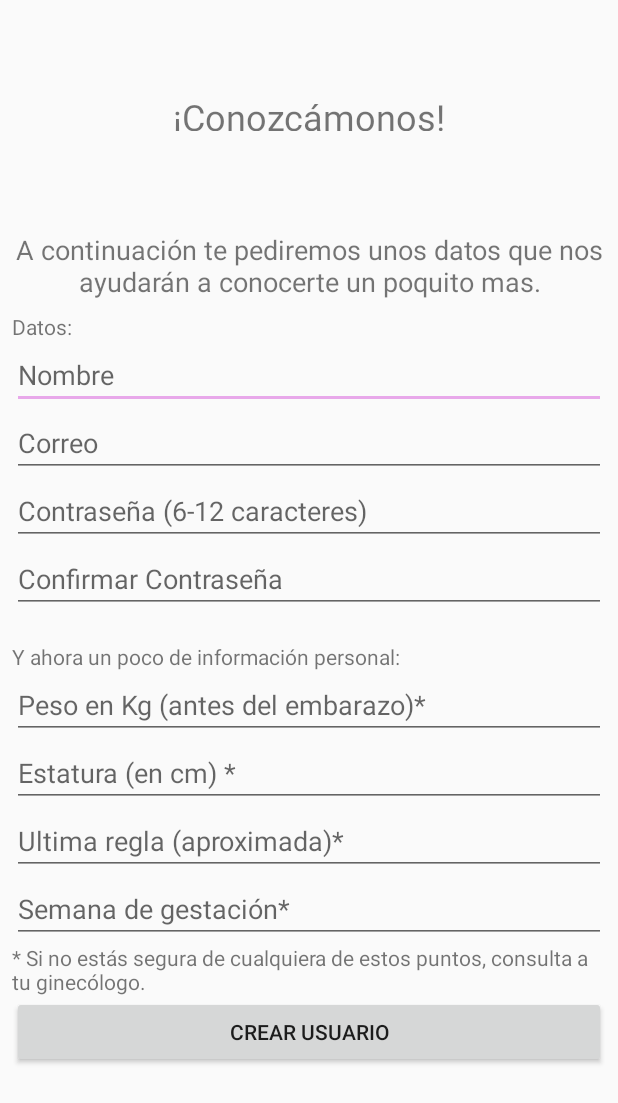
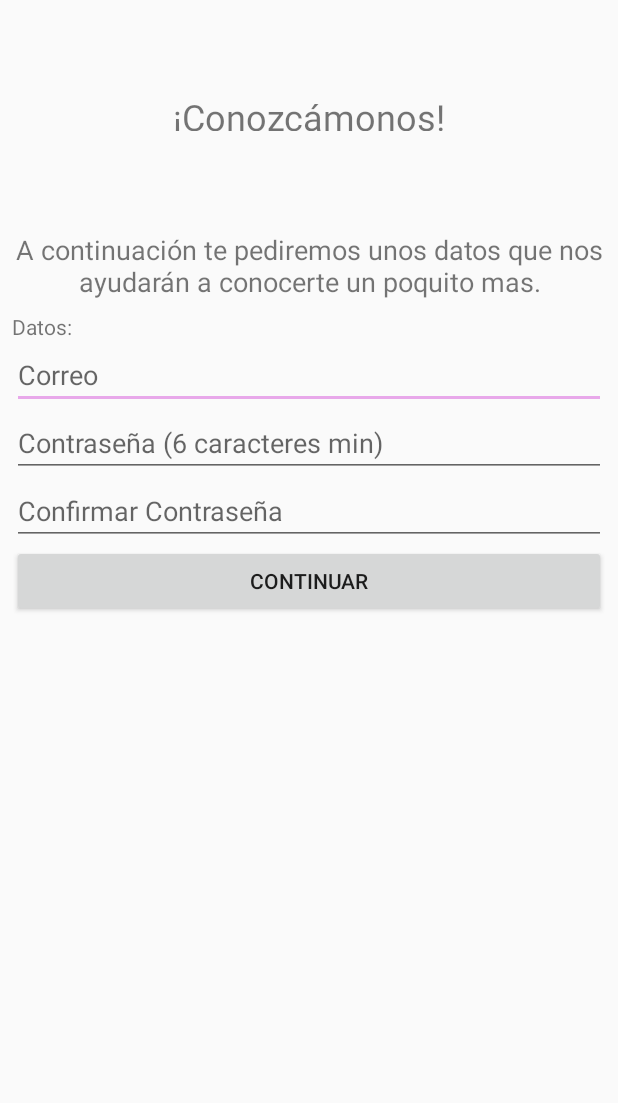
Before and after one commit to chiqeen03/Prototipo1AppEmbarazo, an Android app: the DatosActivity screen opened directly, with no data from a screen before it, on a phone screen of 412 x 824 dp. Shown: the top 1103 px of the screen. Run offline under Robolectric (Android 15) with nearby library versions, the phone set to English and light mode, and no system bars; our stand-ins replace Firebase (no records; nobody signed in at launch, a user with empty details on screens opened directly).

Commit message:
Se dividió la toma de datos en dos vistas diferentes y se agregó a la base de datos el user ID y el correo

```diff
--- a/app/src/main/AndroidManifest.xml
+++ b/app/src/main/AndroidManifest.xml
@@ -14,7 +14,6 @@
             android:roundIcon="@mipmap/ic_launcher_round"
             android:supportsRtl="true"
             android:theme="@style/AppTheme">
-
         <activity android:name=".StartActivities.SplashActivity">
             <intent-filter>
                 <action android:name="android.intent.action.MAIN"/>
@@ -31,6 +30,8 @@
                 android:label="@string/title_activity_main_tabs"
                 android:theme="@style/AppTheme.NoActionBar">
         </activity>
+        <activity android:name=".Datos2Activity">
+        </activity>
     </application>
 
 </manifest>
--- a/app/src/main/res/layout/activity_datos.xml
+++ b/app/src/main/res/layout/activity_datos.xml
@@ -30,27 +30,18 @@
             android:layout_marginBottom="8dp"
             app:layout_constraintBottom_toBottomOf="parent" app:layout_constraintVertical_bias="0.192"
             android:textSize="18sp" app:layout_constraintHorizontal_bias="0.0"/>
-    <ScrollView
-            android:layout_width="0dp"
+    <LinearLayout android:layout_width="match_parent"
                   android:layout_height="0dp"
-            app:layout_constraintStart_toStartOf="parent"
-            android:layout_marginStart="8dp" app:layout_constraintEnd_toEndOf="parent" android:layout_marginEnd="8dp"
-            android:layout_marginBottom="8dp" app:layout_constraintBottom_toBottomOf="parent"
-            app:layout_constraintHorizontal_bias="1.0" android:layout_marginTop="8dp"
+                  android:orientation="vertical"
+                  android:layout_marginBottom="8dp"
+                  app:layout_constraintBottom_toBottomOf="parent" app:layout_constraintEnd_toEndOf="parent"
+                  android:layout_marginEnd="8dp" app:layout_constraintStart_toStartOf="parent"
+                  android:layout_marginStart="8dp" android:layout_marginTop="8dp"
                   app:layout_constraintTop_toBottomOf="@+id/descripcionTexto">
-
-        <LinearLayout android:layout_width="match_parent" android:layout_height="wrap_content"
-                      android:orientation="vertical">
         <TextView
                 android:text="Datos:"
                 android:layout_width="match_parent"
                 android:layout_height="wrap_content" android:id="@+id/datosTextView"/>
-            <EditText
-                    android:layout_width="match_parent"
-                    android:layout_height="wrap_content"
-                    android:inputType="textPersonName"
-                    android:ems="10"
-                    android:id="@+id/nameText" android:hint="Nombre"/>
         <EditText
                 android:layout_width="match_parent"
                 android:layout_height="wrap_content"
@@ -62,55 +53,19 @@
                 android:layout_height="wrap_content"
                 android:inputType="textPassword"
                 android:ems="10"
-                    android:id="@+id/contraseñaText" android:hint="Contraseña (6-12 caracteres)"/>
+                android:id="@+id/contraseñaText" android:hint="Contraseña (6 caracteres min)"/>
         <EditText
                 android:layout_width="match_parent"
                 android:layout_height="wrap_content"
                 android:inputType="textPassword"
                 android:ems="10"
                 android:id="@+id/confirmarContraseñaText" android:hint="Confirmar Contraseña"/>
-            <TextView
+        <Button
+                android:text="Continuar"
                 android:layout_width="match_parent"
-                    android:layout_height="wrap_content" android:id="@+id/textView3"/>
-            <TextView
-                    android:text="Y ahora un poco de información personal:"
-                    android:layout_width="match_parent"
-                    android:layout_height="wrap_content"
-                    android:id="@+id/personal" tools:text="Y ahora un poco de información personal:"/>
-            <EditText
-                    android:layout_width="match_parent"
-                    android:layout_height="wrap_content"
-                    android:inputType="numberDecimal"
-                    android:ems="10"
-                    android:id="@+id/pesoText" android:hint="Peso en Kg (antes del embarazo)*"/>
-            <EditText
-                    android:layout_width="match_parent"
-                    android:layout_height="wrap_content"
-                    android:inputType="numberDecimal"
-                    android:ems="10"
-                    android:id="@+id/estaturaText" android:hint="Estatura (en cm) *"/>
-            <EditText
-                    android:layout_width="match_parent"
-                    android:layout_height="wrap_content"
-                    android:inputType="date"
-                    android:ems="10"
-                    android:id="@+id/reglaText" android:hint="Ultima regla (aproximada)*"/>
-            <EditText
-                    android:layout_width="match_parent"
-                    android:layout_height="wrap_content"
-                    android:inputType="number"
-                    android:ems="10"
-                    android:id="@+id/semanaText" android:hint="Semana de gestación*"/>
-            <TextView
-                    android:text="* Si no estás segura de cualquiera de estos puntos, consulta a tu ginecólogo."
-                    android:layout_width="match_parent"
-                    android:layout_height="wrap_content" android:id="@+id/info"/>
-            <Button
-                    android:text="Crear Usuario"
-                    android:layout_width="match_parent"
-                    android:layout_height="wrap_content" android:id="@+id/crearUsuarioButton"/>
+                android:layout_height="wrap_content" android:id="@+id/continuarButton"/>
+
     </LinearLayout>
-    </ScrollView>
 
     <ProgressBar
             android:layout_width="wrap_content"
```
Also changed, not shown: app/src/main/java/com/example/mnlgu/prototipo1appembarazo/Datos2Activity.kt (added, +113 -0 lines), app/src/main/java/com/example/mnlgu/prototipo1appembarazo/StartActivities/DatosActivity.kt (+12 -68 lines), app/src/main/res/layout/activity_datos2.xml (added, +84 -0 lines). Lines whose indentation alone changed are shown as unchanged.
